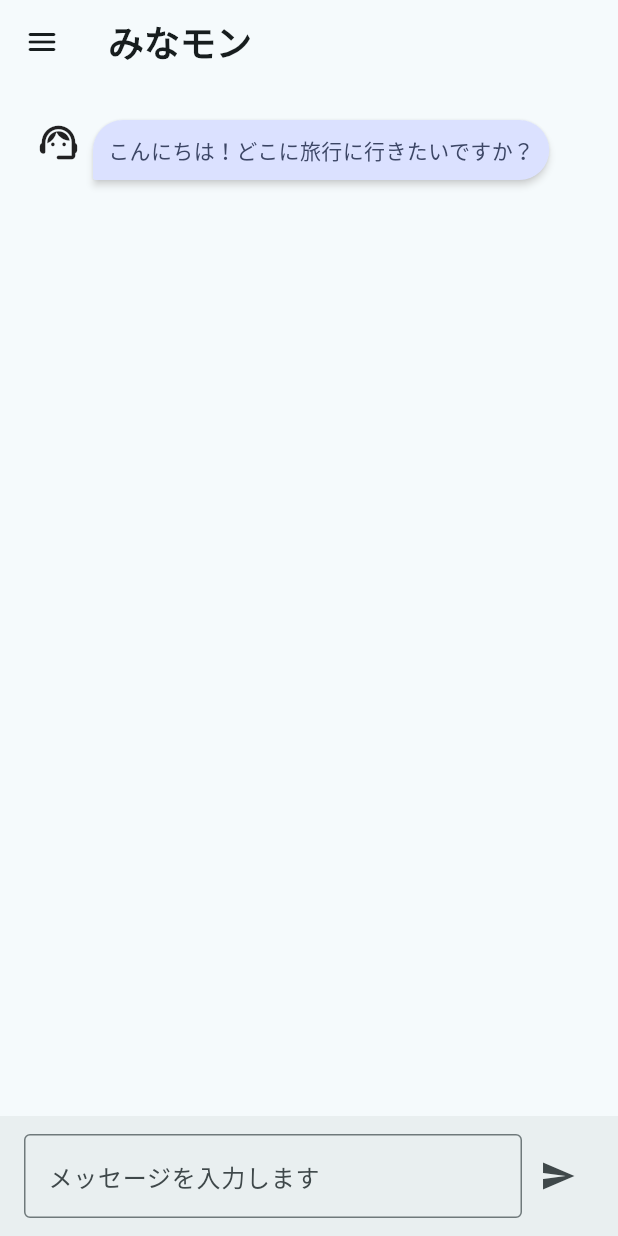
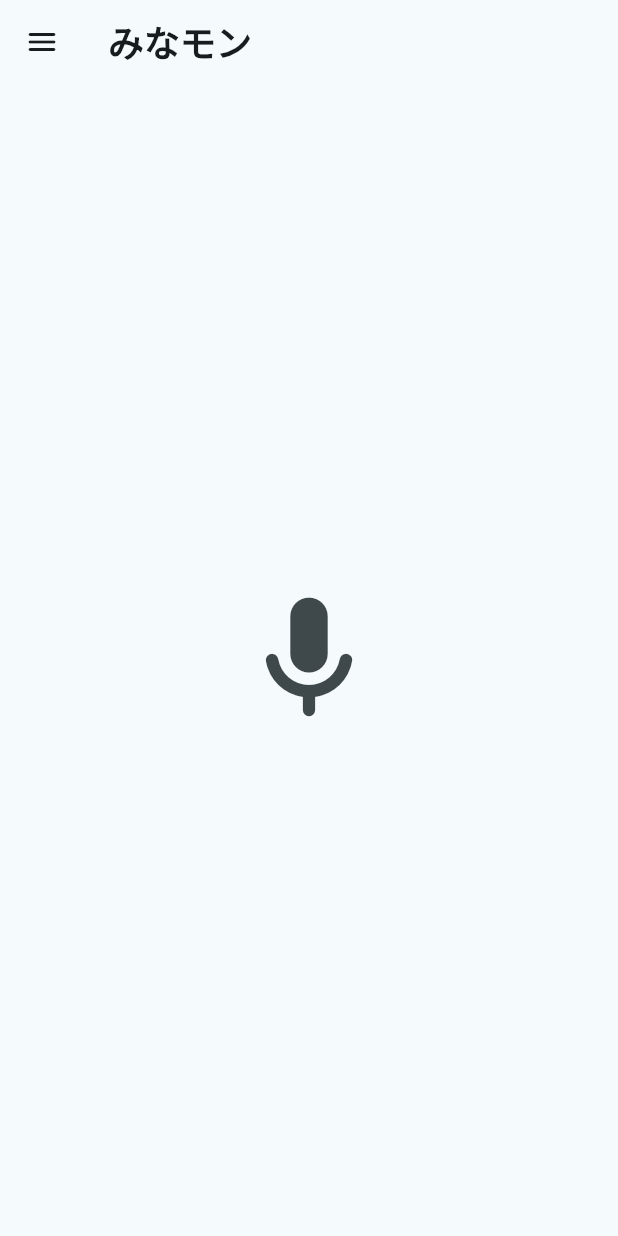
Before and after one commit to aidio-reserve/frontend, a Flutter app: the screen it shows after launch, on a phone screen of 412 x 824 dp. Run offline on Flutter 3.47's test engine with Material 3 defaults, Android fonts, the phone set to English and light mode, and no system bars; drawn by our look-alikes of flutter_chat_bubble; our stand-ins replace firebase_auth, flutter_dotenv, flutter_riverpod, google_fonts, logger, webview_flutter; missing offline and left inert: firebase_ui_auth; accounts and stored records are empty; network calls fail.

Commit message:
スクリーンを作成、名前、パスを一部変更、ボタンを配置

```diff
--- a/lib/trip_app.dart
+++ b/lib/trip_app.dart
@@ -1,5 +1,5 @@
 import 'package:aitrip/providers/theme_provider.dart';
-import 'package:aitrip/ui/screens/home_screen.dart';
+import 'package:aitrip/ui/screens/ai_screen/home_screen.dart';
 import 'package:aitrip/ui/screens/setting_screen.dart';
 import 'package:flutter/material.dart';
 import 'package:flutter_riverpod/flutter_riverpod.dart';
--- a/lib/ui/screens/home_screen.dart
+++ b/lib/ui/screens/ai_screen/home_screen.dart
@@ -1,5 +1,6 @@
 import 'package:aitrip/providers/auth_state_provider.dart';
-import 'package:aitrip/ui/screens/chat_screen.dart';
+import 'package:aitrip/ui/screens/ai_screen/chat_screen.dart';
+import 'package:aitrip/ui/screens/ai_screen/voice_screen.dart';
 import 'package:flutter/material.dart';
 import 'package:firebase_auth/firebase_auth.dart' hide EmailAuthProvider;
 import 'package:firebase_ui_auth/firebase_ui_auth.dart';
@@ -33,7 +34,7 @@ class HomeScreen extends ConsumerWidget {
           style: TextStyle(fontSize: 24, fontWeight: FontWeight.w600),
         ),
       ),
-      body: ChatScreen(),
+      body: VoiceScreen(), //ここをVoiceScreen()に後々変更
       drawer: Drawer(
         child: Column(
           children: <Widget>[
--- /dev/null
+++ b/lib/ui/screens/ai_screen/voice_screen.dart
@@ -0,0 +1,22 @@
+import 'package:flutter/material.dart';
+import 'package:flutter_riverpod/flutter_riverpod.dart';
+
+class VoiceScreen extends ConsumerWidget {
+  const VoiceScreen({super.key});
+
+  @override
+  Widget build(BuildContext context, WidgetRef ref) {
+    return Scaffold(
+      body: Center(
+        child: IconButton(
+            icon: const Icon(
+              Icons.mic_rounded,
+              size: 100,
+            ),
+            onPressed: () {
+              //音声入力が開始される
+            }),
+      ),
+    );
+  }
+}
```
Also changed, not shown: lib/ui/screens/ai_screen/chat_screen.dart (renamed from lib/ui/screens/chat_screen.dart).
